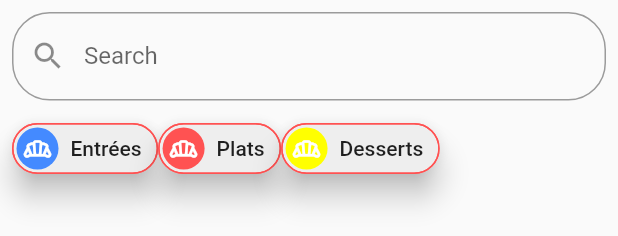
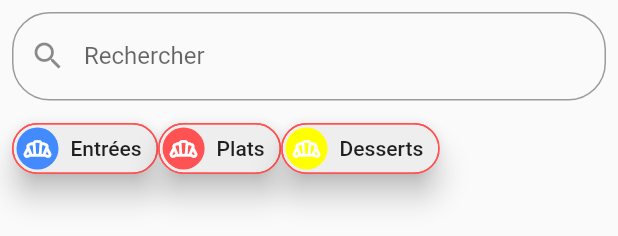
Before and after one commit to Johann-gif/MiamMiam, a Flutter app: the Recherche widget shown alone on an empty page, opened directly, on a phone screen of 412 x 824 dp. Shown: the top 236 px of the screen. Run offline on Flutter 3.47's test engine with Material 2 defaults, Android fonts, the phone set to English and light mode, and no system bars; our stand-ins replace google_fonts, lottie; network calls fail.

Commit message:
:lipstick: Modification place holder et label de la barre de recherche

```diff
--- a/lib/main.dart
+++ b/lib/main.dart
@@ -282,8 +282,8 @@ class _RechercheState extends State<Recherche> {
             filterSearchResults(value);
           },
           decoration: InputDecoration(
-              labelText: "Search",
-              hintText: "Search",
+              labelText: "Rechercher",
+              hintText: "Quiche loraine...",
               prefixIcon: Icon(Icons.search),
               border: OutlineInputBorder(
                   borderRadius: BorderRadius.all(Radius.circular(25.0)))),
```
